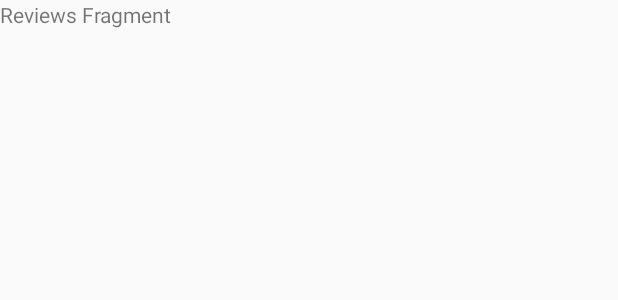
After one commit to matheuscostap/TheMovieDBApi, an Android app: the layout fragment_reviews.xml on its own in the app's theme, with its tools: preview values and no code run, on a phone screen of 412 x 824 dp. The commit adds this screen. Shown: the top 300 px of the screen. Run offline under Robolectric (Android 15) with nearby library versions, the phone set to English and light mode, and no system bars.

Commit message:
Início da tela de resenhas

```diff
--- /dev/null
+++ b/app/src/main/res/layout/fragment_reviews.xml
@@ -0,0 +1,14 @@
+<?xml version="1.0" encoding="utf-8"?>
+<FrameLayout xmlns:android="http://schemas.android.com/apk/res/android"
+        xmlns:tools="http://schemas.android.com/tools"
+        android:layout_width="match_parent"
+        android:layout_height="match_parent"
+        tools:context=".view.reviews.ReviewsFragment">
+
+    <!-- TODO: Update blank fragment layout -->
+    <TextView
+            android:layout_width="match_parent"
+            android:layout_height="match_parent"
+            android:text="Reviews Fragment" />
+
+</FrameLayout>
```
Also changed, not shown: app/src/main/java/com/costa/matheus/filmesapi/view/moviedetails/MovieDetailsFragment.kt (+10 -0 lines), app/src/main/java/com/costa/matheus/filmesapi/view/reviews/ReviewsFragment.kt (added, +19 -0 lines), app/src/main/res/navigation/nav_graph_main.xml (+10 -0 lines).
